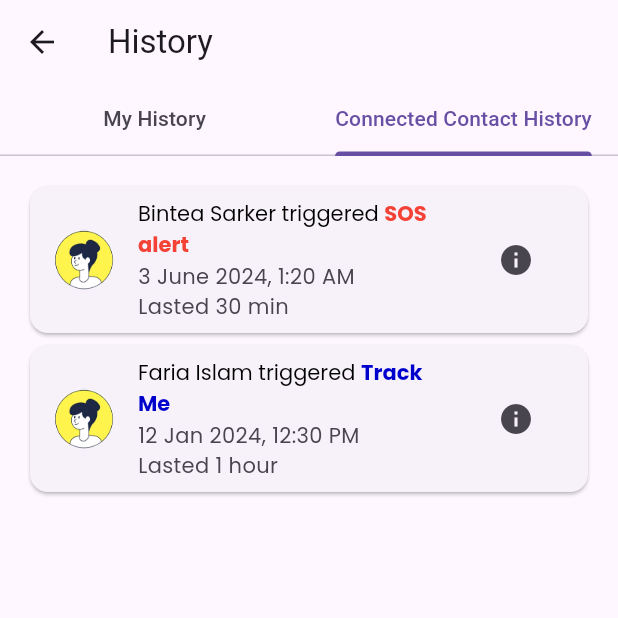
After one commit to fariaislam04/SafeGuardHer-Women-Safety-App, a Flutter app: the HistoryScreen screen opened directly, tab 2 chosen, after a tap on the "info" icon, on a phone screen of 412 x 824 dp, the top half of it. The commit adds this screen. Run offline on Flutter 3.47's test engine with Material 3 defaults, Android fonts, the phone set to English and light mode, and no system bars; our stand-ins replace badges, cloud_firestore, contacts_service, firebase_core, flutter_svg, google_fonts and 8 more; missing offline and left inert: awesome_ripple_animation, mic_stream, voice_message_package; accounts and stored records are empty.

Commit message:
history page
pardon me it is horribly bad

```diff
--- /dev/null
+++ b/lib/screens/settings_screen/history/history_screen.dart
@@ -0,0 +1,220 @@
+import 'package:flutter/material.dart';
+import 'package:google_fonts/google_fonts.dart';
+
+void main() {
+  runApp(MyApp());
+}
+
+class MyApp extends StatelessWidget {
+  @override
+  Widget build(BuildContext context) {
+    return MaterialApp(
+      title: 'SafeGuardHer History',
+      theme: ThemeData(
+        primarySwatch: Colors.pink,
+        textTheme: GoogleFonts.poppinsTextTheme(),
+      ),
+      home: HistoryScreen(),
+    );
+  }
+}
+
+class HistoryScreen extends StatefulWidget {
+  const HistoryScreen({super.key});
+
+  @override
+  _HistoryScreenState createState() => _HistoryScreenState();
+}
+
+class _HistoryScreenState extends State<HistoryScreen> with SingleTickerProviderStateMixin {
+  late TabController _tabController;
+
+  @override
+  void initState() {
+    super.initState();
+    _tabController = TabController(length: 2, vsync: this);
+  }
+
+  @override
+  Widget build(BuildContext context) {
+    return Scaffold(
+      appBar: AppBar(
+        title: const Text('History'),
+        bottom: TabBar(
+          controller: _tabController,
+          tabs: const [
+            Tab(text: 'My History'),
+            Tab(text: 'Connected Contact History'),
+          ],
+        ),
+      ),
+      body: TabBarView(
+        controller: _tabController,
+        children: [
+          HistoryPage(),
+          ConnectedContactHistoryPage(),
+        ],
+      ),
+    );
+  }
+}
+
+class HistoryPage extends StatelessWidget {
+  @override
+  Widget build(BuildContext context) {
+    return ListView(
+      padding: const EdgeInsets.all(16.0),
+      children: [
+        HistoryItem(
+          title: 'Emergency SOS triggered',
+          date: '3 June 2024, 1:20 AM',
+          duration: 'Lasted 30 min',
+          titleColor: Colors.red,
+        ),
+        HistoryItem(
+          title: 'Track Me triggered',
+          date: '12 Jan 2024, 12:30 PM',
+          duration: 'Lasted 1 hour',
+          titleColor: Color(0xFF0000CD),
+        ),
+        HistoryItem(
+          title: 'Track Me triggered',
+          date: '10 Jan 2024, 1:40 PM',
+          duration: 'Lasted 2 hours',
+          titleColor: Color(0xFF0000CD),
+        ),
+      ],
+    );
+  }
+}
+
+class ConnectedContactHistoryPage extends StatelessWidget {
+  @override
+  Widget build(BuildContext context) {
+    return ListView(
+      padding: const EdgeInsets.all(16.0),
+      children: [
+        ConnectedContactHistoryItem(
+          name: 'Bintea Sarker',
+          action: 'SOS alert',
+          date: '3 June 2024, 1:20 AM',
+          duration: 'Lasted 30 min',
+          actionColor: Colors.red,
+        ),
+        ConnectedContactHistoryItem(
+          name: 'Faria Islam',
+          action: 'Track Me',
+          date: '12 Jan 2024, 12:30 PM',
+          duration: 'Lasted 1 hour',
+          actionColor: Color(0xFF0000CD),
+        ),
+      ],
+    );
+  }
+}
+
+class HistoryItem extends StatelessWidget {
+  final String title;
+  final String date;
+  final String duration;
+  final Color titleColor;
+
+  HistoryItem({
+    required this.title,
+    required this.date,
+    required this.duration,
+    required this.titleColor,
+  });
+
+  @override
+  Widget build(BuildContext context) {
+    return Card(
+      child: ListTile(
+        title: Text(
+          title,
+          style: TextStyle(
+            color: titleColor,
+            fontWeight: FontWeight.bold,
+            fontFamily: 'Poppins',
+          ),
+        ),
+        subtitle: Text(
+          '$date\n$duration',
+          style: TextStyle(fontFamily: 'Poppins'),
+        ),
+        trailing: Row(
+          mainAxisSize: MainAxisSize.min,
+          children: [
+            IconButton(
+              icon: const Icon(Icons.report),
+              onPressed: () {
+                // Handle Report action
+              },
+            ),
+            IconButton(
+              icon: const Icon(Icons.info),
+              onPressed: () {
+                // Handle Details action
+              },
+            ),
+          ],
+        ),
+      ),
+    );
+  }
+}
+
+class ConnectedContactHistoryItem extends StatelessWidget {
+  final String name;
+  final String action;
+  final String date;
+  final String duration;
+  final Color actionColor;
+
+  ConnectedContactHistoryItem({
+    required this.name,
+    required this.action,
+    required this.date,
+    required this.duration,
+    required this.actionColor,
+  });
+
+  @override
+  Widget build(BuildContext context) {
+    return Card(
+      child: ListTile(
+        leading: CircleAvatar(
+          backgroundImage: AssetImage('assets/placeholders/profile.png'),
+        ),
+        title: RichText(
+          text: TextSpan(
+            children: [
+              TextSpan(
+                text: '$name triggered ',
+                style: TextStyle(color: Colors.black, fontFamily: 'Poppins'),
+              ),
+              TextSpan(
+                text: action,
+                style: TextStyle(
+                  color: actionColor,
+                  fontWeight: FontWeight.bold,
+                  fontFamily: 'Poppins',
+                ),
+              ),
+            ],
+          ),
+        ),
+        subtitle: Text(
+          '$date\n$duration',
+          style: TextStyle(fontFamily: 'Poppins'),
+        ),
+        trailing: IconButton(
+          icon: const Icon(Icons.info),
+          onPressed: () {
+            // Handle Details action
+          },
+        ),
+      ),
+    );
+  }
+}
--- a/lib/screens/settings_screen/settings_screen.dart
+++ b/lib/screens/settings_screen/settings_screen.dart
@@ -3,6 +3,7 @@ import 'package:safeguardher_flutter_app/screens/settings_screen/safety_tips_scr
 import 'package:safeguardher_flutter_app/widgets/templates/settings_template.dart';
 import 'contacts_screen/contacts_screen.dart';
 import 'devices_screen/devices_screen.dart';
+import 'history/history_screen.dart';
 
 class SettingsScreen extends StatelessWidget {
   const SettingsScreen({super.key});
@@ -19,6 +20,11 @@ class SettingsScreen extends StatelessWidget {
             children: [
               buildButton(context, Icons.history, 'History', () {
                 // Handle History button press
+                Navigator.push(
+                  context,
+                  MaterialPageRoute(
+                      builder: (context) => const HistoryScreen()), // Navigate to History screen
+                );
               }),
               buildButton(
                   context, Icons.perm_contact_calendar_rounded, 'Contacts', () {
```
Also changed, not shown: assets/icons/report.png (added).
